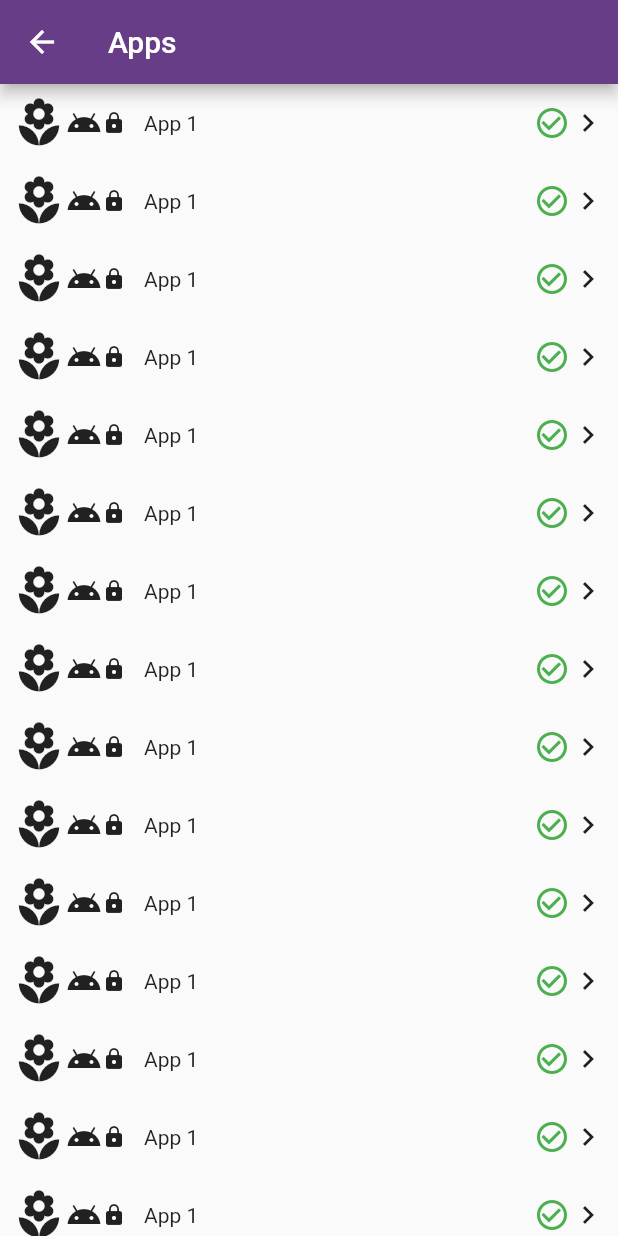
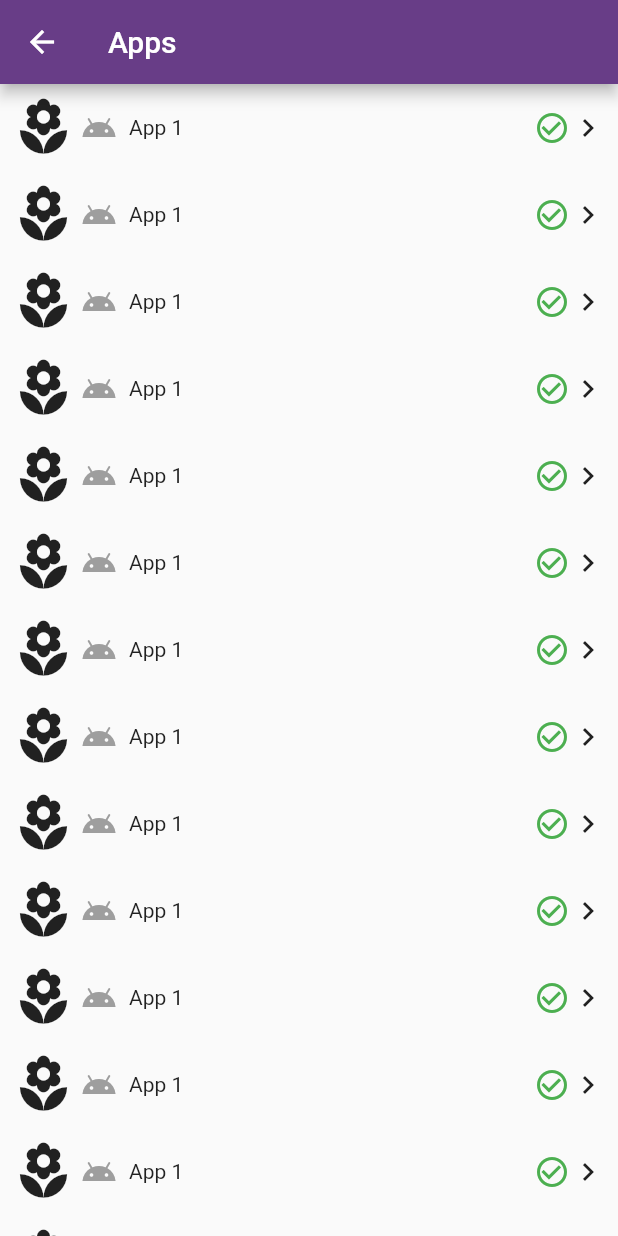
Before and after one commit to DroidsOnRoids/fluttrise, a Flutter app: the AppListPage screen opened directly, on a phone screen of 412 x 824 dp. Run offline on Flutter 3.47's test engine with Material 2 defaults, Android fonts, the light colour scheme and no system bars; generated files the repository leaves out were written again; project files that could hold a hidden picture were left out.

Commit message:
Add icons to app list

```diff
--- a/lib/pages/app_list/app_list.dart
+++ b/lib/pages/app_list/app_list.dart
@@ -19,16 +19,18 @@ class AppListPage extends StatelessWidget {
               children: const <Widget>[
                 Icon(
                   Icons.local_florist,
-                  size: 36,
+                  size: 42,
                 ),
-                Icon(Icons.android),
-                Icon(
-                  Icons.lock,
-                  size: 16,
+                Padding(
+                  padding: EdgeInsets.only(left: 4, right: 4),
+                  child: Icon(
+                    Icons.android,
+                    color: Colors.grey,
+                  ),
                 ),
                 Expanded(
                   child: Padding(
-                    padding: EdgeInsetsDirectional.only(start: 12),
+                    padding: EdgeInsets.only(left: 4, right: 4),
                     child: Text('App 1'),
                   ),
                 ),
```
